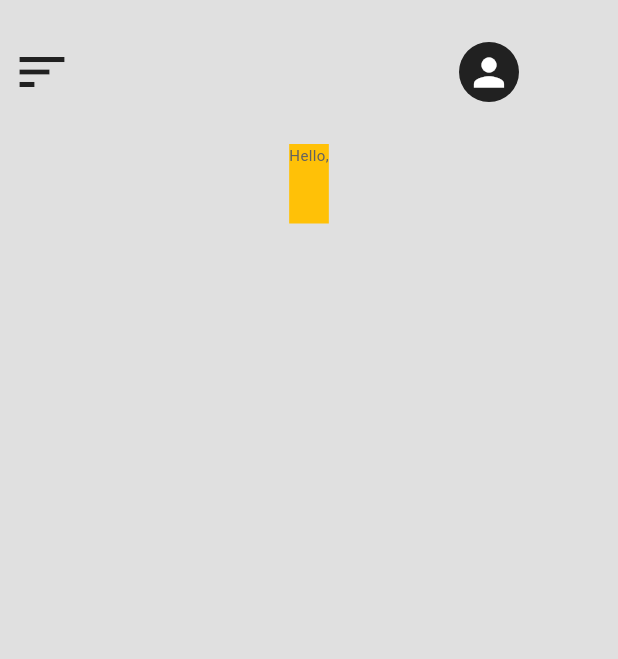
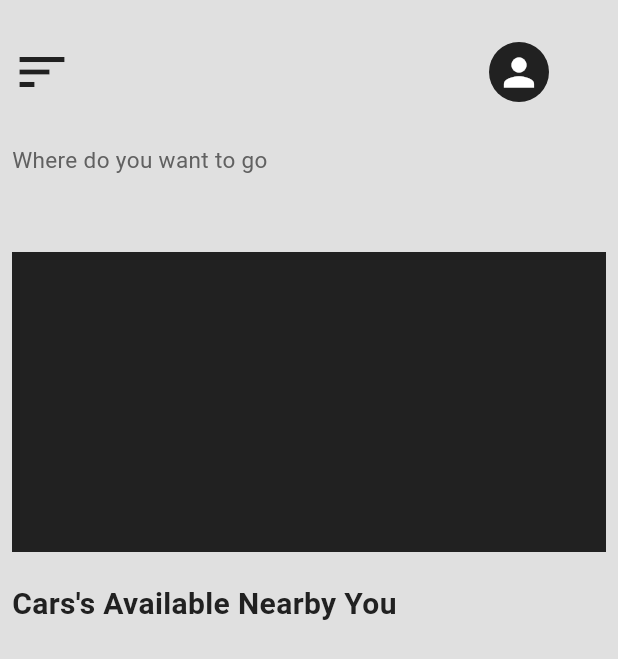
Before and after one commit to WillyOB45/uber_app, a Flutter app: the HomeMain screen opened directly, on a phone screen of 412 x 824 dp. Shown: the top 659 px of the screen. Run offline on Flutter 3.47's test engine with Material 3 defaults, Android fonts, the phone set to English and light mode, and no system bars; our stand-ins replace animated_text_kit, cloud_firestore, firebase_auth, firebase_core, get, loading_animation_widget; missing offline and left inert: double_back_to_exit; accounts and stored records are empty.

Commit message:
twelveth commit

```diff
--- a/lib/scr/features/authentication/controller/firebase_controller.dart
+++ b/lib/scr/features/authentication/controller/firebase_controller.dart
@@ -1,14 +1,14 @@
 import 'package:firebase_auth/firebase_auth.dart';
-import 'package:firebase_core/firebase_core.dart';
+// import 'package:firebase_core/firebase_core.dart';
 import 'package:flutter/material.dart';
-import 'package:flutter/services.dart';
+// import 'package:flutter/services.dart';
 import 'package:get/get.dart';
 import 'package:uber_project/scr/features/authentication/view/auth_page/login_fingerprint.dart';
 import 'package:cloud_firestore/cloud_firestore.dart';
 import 'package:uber_project/scr/features/authentication/view/auth_page/sigin_page.dart';
 import 'package:uber_project/scr/features/authentication/view/other_screens/homePage.dart';
 // import 'package:uber_project/utilis/loading_widget.dart';
-import "package:local_auth/local_auth.dart";
+// import "package:local_auth/local_auth.dart";
 
 class FirebaseController extends GetxController {
   // instance of auth
--- a/lib/scr/features/authentication/view/auth_page/forget_password.dart
+++ b/lib/scr/features/authentication/view/auth_page/forget_password.dart
@@ -3,8 +3,8 @@ import 'package:flutter/material.dart';
 import 'package:get/get.dart';
 import 'package:uber_project/scr/features/authentication/controller/firebase_controller.dart';
 // import 'package:uber_project/scr/features/authentication/view/auth_page/register_page.dart';
-import 'package:uber_project/scr/features/authentication/view/auth_page/sigin_page.dart';
-import 'package:uber_project/utilis/loading_widget.dart';
+// import 'package:uber_project/scr/features/authentication/view/auth_page/sigin_page.dart';
+// import 'package:uber_project/utilis/loading_widget.dart';
 import 'package:uber_project/widgets/my_button.dart';
 import 'package:uber_project/widgets/my_textfield.dart';
 
--- a/lib/scr/features/authentication/view/other_screens/home_pagemain.dart
+++ b/lib/scr/features/authentication/view/other_screens/home_pagemain.dart
@@ -17,6 +17,7 @@ class _HomeMainState extends State<HomeMain> {
       body: SafeArea(
           child: Column(
         mainAxisAlignment: MainAxisAlignment.start,
+        crossAxisAlignment: CrossAxisAlignment.start,
         children: [
           const SizedBox(
             height: 20,
@@ -33,7 +34,7 @@ class _HomeMainState extends State<HomeMain> {
                     color: Colors.grey.shade900,
                   )),
               const SizedBox(
-                width: 250,
+                width: 270,
               ),
               GestureDetector(
                 onTap: () {},
@@ -59,23 +60,20 @@ class _HomeMainState extends State<HomeMain> {
           //greeting pleasaries
           Padding(
             padding: const EdgeInsets.symmetric(horizontal: 8),
-            child: Container(
-              color: Colors.amber,
-              // alignment: Alignment.topLeft,
             child: Column(
               mainAxisAlignment: MainAxisAlignment.start,
               crossAxisAlignment: CrossAxisAlignment.start,
               children: [
                 Text(
-                    "Hello,",
+                  "Where do you want to go",
                   textAlign: TextAlign.start,
                   style: TextStyle(
                     color: Colors.grey.shade700,
-                      fontSize: 10,
+                    fontSize: 15,
                   ),
                 ),
                 const SizedBox(
-                    height: 10,
+                  height: 2,
                 ),
                 Text(
                   user!.email.toString(),
@@ -84,8 +82,26 @@ class _HomeMainState extends State<HomeMain> {
                       fontSize: 20,
                       fontWeight: FontWeight.bold),
                 ),
+                const SizedBox(
+                  height: 20,
+                ),
+                Container(
+                  height: 200,
+                  width: 500,
+                  color: Colors.grey.shade900,
+                ),
+                const SizedBox(
+                  height: 20,
+                ),
+                Text(
+                  "Cars's Available Nearby You",
+                  textAlign: TextAlign.start,
+                  style: TextStyle(
+                      color: Colors.grey.shade900,
+                      fontSize: 20,
+                      fontWeight: FontWeight.bold),
+                ),
               ],
-              ),
             ),
           )
         ],
```
Lines whose indentation alone changed are shown as unchanged.
